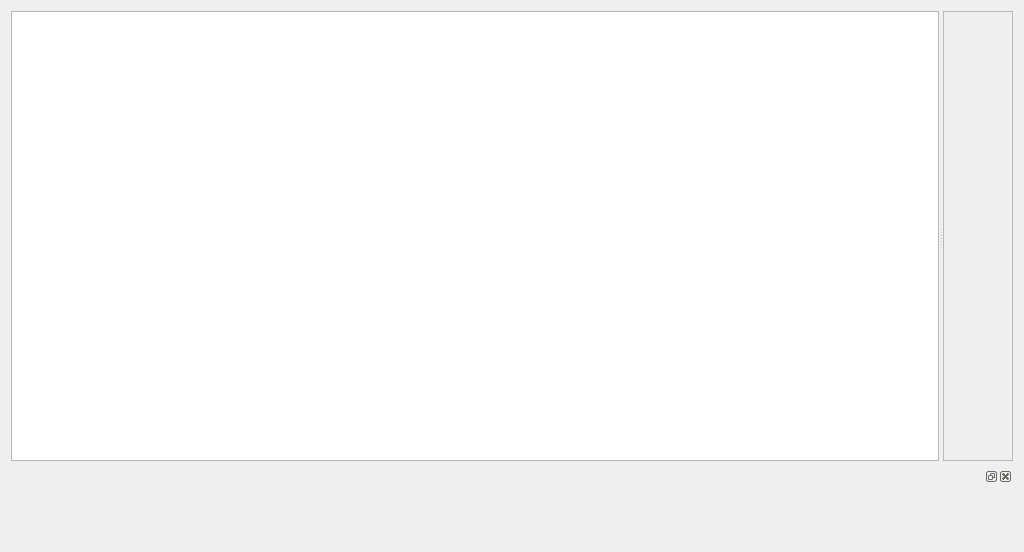
Before: the Qt Designer form FVAViewer/fvaviewer.ui in dimanikulin/fva, drawn with Qt 5.
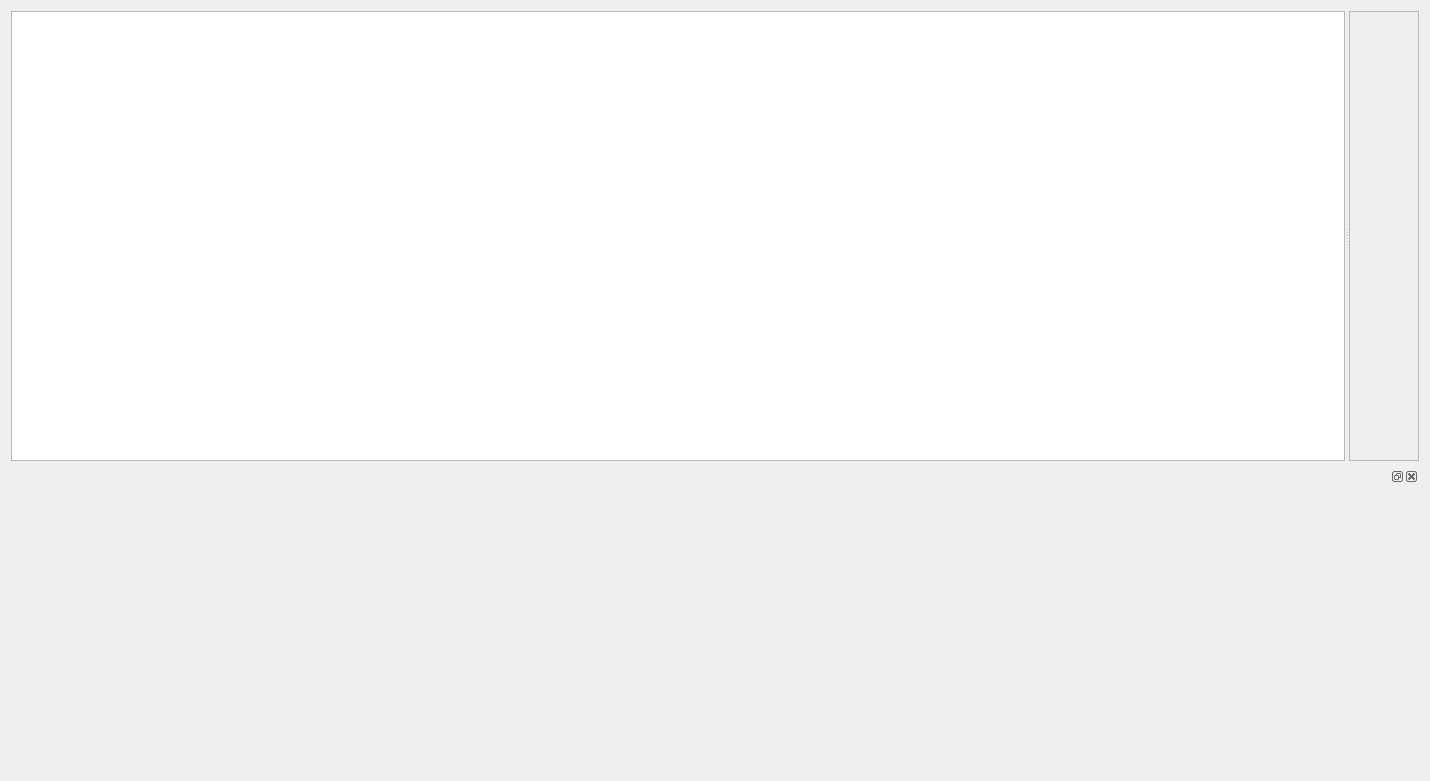
After: the same form once the commit is applied.

What changed in the file:
```diff
--- a/FVAViewer/fvaviewer.ui
+++ b/FVAViewer/fvaviewer.ui
@@ -6,8 +6,8 @@
    <rect>
     <x>0</x>
     <y>0</y>
-    <width>1024</width>
-    <height>552</height>
+    <width>1430</width>
+    <height>781</height>
    </rect>
   </property>
   <property name="baseSize">
@@ -62,7 +62,7 @@
         <rect>
          <x>0</x>
          <y>0</y>
-         <width>60</width>
+         <width>105</width>
          <height>448</height>
         </rect>
        </property>
```
